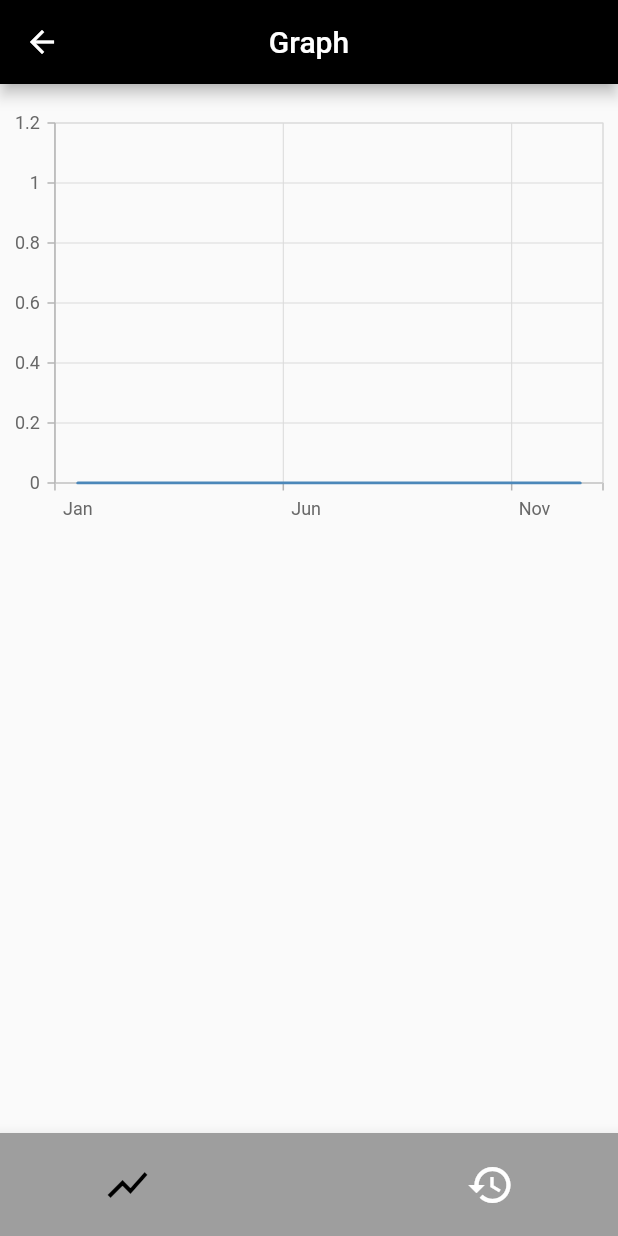
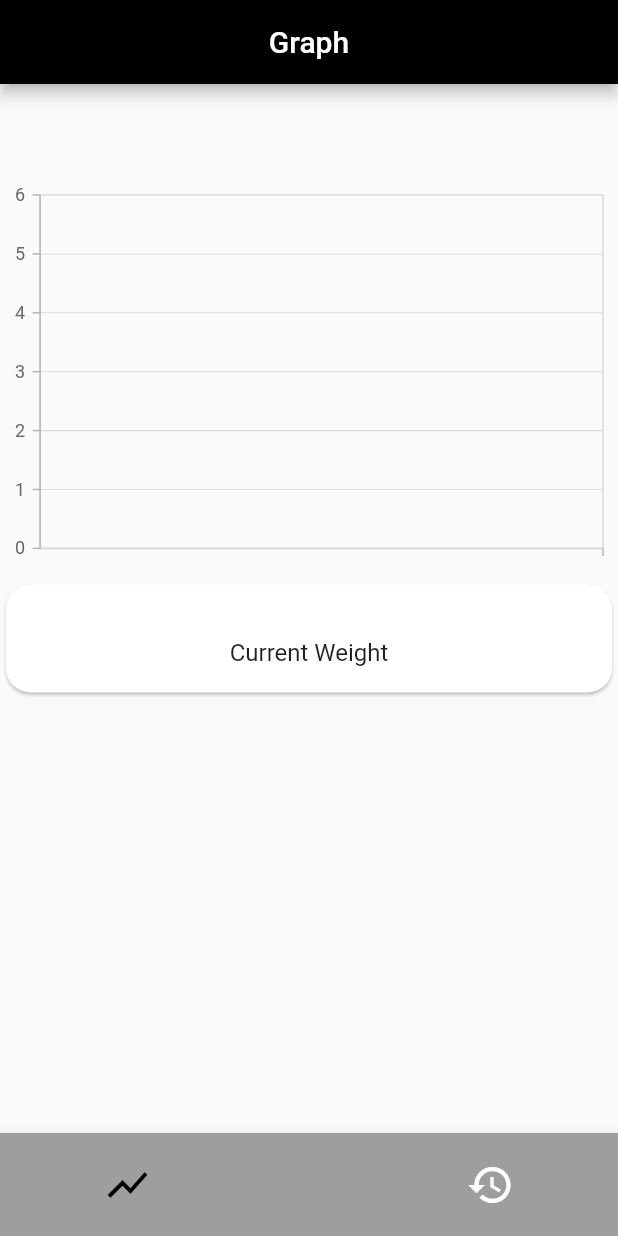
Before and after one commit to yunusemrekaplan/weight_tracker_app, a Flutter app: the screen it shows after launch, on a phone screen of 412 x 824 dp. Run offline on Flutter 3.47's test engine with Material 2 defaults, Android fonts, the phone set to English and light mode, and no system bars; drawn by our look-alikes of animated_bottom_navigation_bar; our stand-ins replace font_awesome_flutter, get, numberpicker, sqflite, syncfusion_flutter_charts; accounts and stored records are empty.

Commit message:
version 1.0

```diff
--- a/lib/main.dart
+++ b/lib/main.dart
@@ -22,8 +22,8 @@ class MyApp extends StatelessWidget {
       Get.put(AverageRecordsController.instance);
 
   final Future<dynamic> _calculation = Future<dynamic>.delayed(
-    const Duration(seconds: 1),
-    () => Get.to(Home(currentScreen: 0)),
+    const Duration(milliseconds: 1700),
+    () => Get.off(Home(currentScreen: 0)),//Get.to(Home(currentScreen: 0)),
   );
 
   @override
--- a/lib/views/graph.dart
+++ b/lib/views/graph.dart
@@ -3,7 +3,6 @@ import 'package:get/get.dart';
 import 'package:weight_tracker_app/average_records_controller.dart';
 import 'package:weight_tracker_app/view-models/controller.dart';
 import 'package:syncfusion_flutter_charts/charts.dart';
-import 'package:syncfusion_flutter_charts/sparkcharts.dart';
 
 class GraphScreen extends StatefulWidget {
   const GraphScreen({Key? key}) : super(key: key);
@@ -13,6 +12,7 @@ class GraphScreen extends StatefulWidget {
 }
 
 class _GraphScreenState extends State<GraphScreen> {
+  final Controller _controller = Get.find();
   final AverageRecordsController _averageRecordsController = Get.find();
 
   @override
@@ -27,23 +27,47 @@ class _GraphScreenState extends State<GraphScreen> {
       appBar: AppBar(
         centerTitle: true,
         title: const Text('Graph'),
+        automaticallyImplyLeading: false,
       ),
       body: Obx(
         () => Column(
           mainAxisSize: MainAxisSize.min,
           children: [
             SizedBox(
-              height: 300,
+              height: MediaQuery.sizeOf(context).height / 2.5,
               child: Padding(
-                padding: const EdgeInsets.only(top: 16.0),
+                padding: const EdgeInsets.only(top: 64.0),
                 child: SfCartesianChart(
                   primaryXAxis: CategoryAxis(),
                   series: <ChartSeries>[
                     LineSeries<ChartData, String>(
-                        dataSource: _buildChartDataList(),
-                        xValueMapper: (ChartData data, _) => data.x,
-                        yValueMapper: (ChartData data, _) => data.y),
+                      dataSource: _buildChartDataList(),
+                      xValueMapper: (ChartData data, _) => data.x,
+                      yValueMapper: (ChartData data, _) => data.y,
+                    ),
                   ],
+                ),
+              ),
+            ),
+            Card(
+              shape: _buildCardShape(),
+              child: Padding(
+                padding: const EdgeInsets.only(top: 8.0, bottom: 8.0),
+                child: ListTile(
+                  title: Column(
+                    mainAxisAlignment: MainAxisAlignment.center,
+                    children: [
+                      _controller.records.isNotEmpty
+                          ? Text(
+                              _controller.records.first.weight.toString(),
+                              style: const TextStyle(
+                                fontSize: 32.0,
+                              ),
+                            )
+                          : const Text(''),
+                      const Text('Current Weight'),
+                    ],
+                  ),
                 ),
               ),
             ),
@@ -57,6 +81,7 @@ class _GraphScreenState extends State<GraphScreen> {
     List<ChartData> list = <ChartData>[];
     List<String> keys = <String>[];
     List<double> values = <double>[];
+    //bool control = true;
 
     for (var key in _averageRecordsController.monthlyAverage.keys) {
       keys.add(key);
@@ -65,10 +90,29 @@ class _GraphScreenState extends State<GraphScreen> {
       values.add(value ?? 0);
     }
     for (int i = 0; i < 12; i++) {
-      list.add(ChartData(keys[i], values[i]));
+      if (values[i] != 0) {
+        //control = false;
+        list.add(ChartData(keys[i], values[i]));
+      }
     }
 
+    /*
+    if (control) {
+      return [
+        ChartData('Jan', 0),
+        ChartData('Feb', 0),
+        ChartData('Mar', 0),
+      ];
+    }
+  */
+
     return list;
+  }
+
+  RoundedRectangleBorder _buildCardShape() {
+    return RoundedRectangleBorder(
+      borderRadius: BorderRadius.circular(16),
+    );
   }
 }
 
```
Also changed, not shown: lib/views/add_record.dart (+8 -8 lines), lib/views/record_update.dart (+7 -28 lines).
